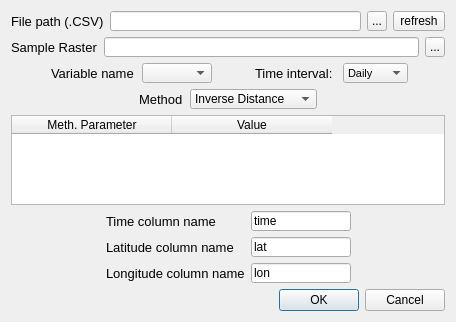
This is waterpybal_ui_design/var_spat_interpol.ui in IDAEA-EVS/waterpybal as Qt 5 draws it before an edit. The edited form follows.
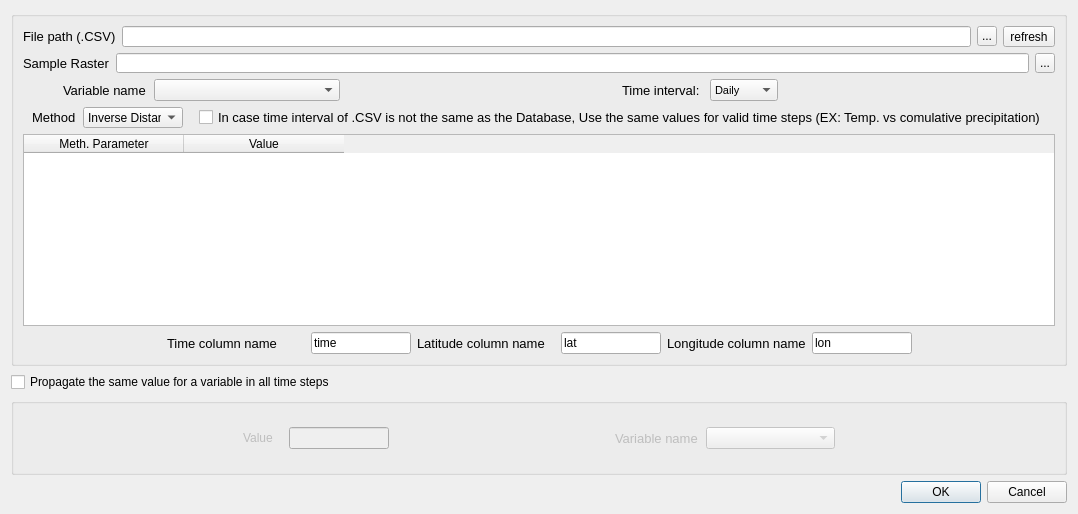
This is the edited form.

The edit to the form file:
```diff
--- a/waterpybal_ui_design/var_spat_interpol.ui
+++ b/waterpybal_ui_design/var_spat_interpol.ui
@@ -6,13 +6,23 @@
    <rect>
     <x>0</x>
     <y>0</y>
-    <width>456</width>
-    <height>322</height>
+    <width>1078</width>
+    <height>514</height>
    </rect>
   </property>
   <property name="windowTitle">
    <string>Spatial Interpolation of a variable</string>
   </property>
+  <layout class="QVBoxLayout" name="verticalLayout_4">
+   <item>
+    <widget class="QGroupBox" name="groupBox_variable_input">
+     <property name="title">
+      <string/>
+     </property>
+     <layout class="QVBoxLayout" name="verticalLayout_3">
+      <item>
+       <layout class="QVBoxLayout" name="verticalLayout_2">
+        <item>
   <layout class="QVBoxLayout" name="verticalLayout">
    <item>
     <layout class="QHBoxLayout" name="horizontalLayout">
@@ -334,6 +344,34 @@
        </property>
       </spacer>
      </item>
+            <item>
+             <widget class="QCheckBox" name="checkBox">
+              <property name="font">
+               <font>
+                <pointsize>10</pointsize>
+               </font>
+              </property>
+              <property name="text">
+               <string>In case time interval of .CSV is not the same as the Database, Use the same values for valid time steps (EX: Temp. vs comulative precipitation)</string>
+              </property>
+              <property name="checked">
+               <bool>false</bool>
+              </property>
+             </widget>
+            </item>
+            <item>
+             <spacer name="horizontalSpacer_8">
+              <property name="orientation">
+               <enum>Qt::Horizontal</enum>
+              </property>
+              <property name="sizeHint" stdset="0">
+               <size>
+                <width>40</width>
+                <height>20</height>
+               </size>
+              </property>
+             </spacer>
+            </item>
     </layout>
    </item>
    <item>
@@ -376,8 +414,10 @@
      </column>
     </widget>
    </item>
+         </layout>
+        </item>
    <item>
-    <layout class="QHBoxLayout" name="horizontalLayout_4">
+         <layout class="QHBoxLayout" name="horizontalLayout_10">
      <item>
       <spacer name="horizontalSpacer_4">
        <property name="orientation">
@@ -392,8 +432,8 @@
       </spacer>
      </item>
      <item>
-      <layout class="QFormLayout" name="formLayout">
-       <item row="0" column="0">
+           <layout class="QHBoxLayout" name="horizontalLayout_4">
+            <item>
         <widget class="QLabel" name="label_time_col">
          <property name="minimumSize">
           <size>
@@ -411,7 +451,7 @@
          </property>
         </widget>
        </item>
-       <item row="0" column="1">
+            <item>
         <widget class="QLineEdit" name="lineEdit_time_col">
          <property name="minimumSize">
           <size>
@@ -430,7 +470,11 @@
          </property>
         </widget>
        </item>
-       <item row="1" column="0">
+           </layout>
+          </item>
+          <item>
+           <layout class="QHBoxLayout" name="horizontalLayout_8">
+            <item>
         <widget class="QLabel" name="label_lat_col">
          <property name="minimumSize">
           <size>
@@ -448,7 +492,7 @@
          </property>
         </widget>
        </item>
-       <item row="1" column="1">
+            <item>
         <widget class="QLineEdit" name="lineEdit_lat_col">
          <property name="minimumSize">
           <size>
@@ -467,7 +511,11 @@
          </property>
         </widget>
        </item>
-       <item row="2" column="0">
+           </layout>
+          </item>
+          <item>
+           <layout class="QHBoxLayout" name="horizontalLayout_9">
+            <item>
         <widget class="QLabel" name="label_lon_col">
          <property name="minimumSize">
           <size>
@@ -485,7 +533,7 @@
          </property>
         </widget>
        </item>
-       <item row="2" column="1">
+            <item>
         <widget class="QLineEdit" name="lineEdit_lon_col">
          <property name="minimumSize">
           <size>
@@ -520,6 +568,160 @@
       </spacer>
      </item>
     </layout>
+        </item>
+       </layout>
+      </item>
+     </layout>
+    </widget>
+   </item>
+   <item>
+    <layout class="QHBoxLayout" name="horizontalLayout_14">
+     <item>
+      <widget class="QCheckBox" name="checkBox_variable_input">
+       <property name="text">
+        <string>Propagate the same value for a variable in all time steps</string>
+       </property>
+      </widget>
+     </item>
+     <item>
+      <spacer name="horizontalSpacer_12">
+       <property name="orientation">
+        <enum>Qt::Horizontal</enum>
+       </property>
+       <property name="sizeHint" stdset="0">
+        <size>
+         <width>40</width>
+         <height>20</height>
+        </size>
+       </property>
+      </spacer>
+     </item>
+    </layout>
+   </item>
+   <item>
+    <widget class="QGroupBox" name="groupBox">
+     <property name="enabled">
+      <bool>false</bool>
+     </property>
+     <property name="title">
+      <string/>
+     </property>
+     <layout class="QHBoxLayout" name="horizontalLayout_13">
+      <item>
+       <spacer name="horizontalSpacer_10">
+        <property name="orientation">
+         <enum>Qt::Horizontal</enum>
+        </property>
+        <property name="sizeHint" stdset="0">
+         <size>
+          <width>203</width>
+          <height>20</height>
+         </size>
+        </property>
+       </spacer>
+      </item>
+      <item>
+       <layout class="QHBoxLayout" name="horizontalLayout_12">
+        <item>
+         <widget class="QLabel" name="label">
+          <property name="maximumSize">
+           <size>
+            <width>40</width>
+            <height>16777215</height>
+           </size>
+          </property>
+          <property name="text">
+           <string>Value</string>
+          </property>
+         </widget>
+        </item>
+        <item>
+         <widget class="QLineEdit" name="lineEdit_same_val">
+          <property name="minimumSize">
+           <size>
+            <width>100</width>
+            <height>20</height>
+           </size>
+          </property>
+          <property name="maximumSize">
+           <size>
+            <width>100</width>
+            <height>16777215</height>
+           </size>
+          </property>
+          <property name="text">
+           <string/>
+          </property>
+         </widget>
+        </item>
+       </layout>
+      </item>
+      <item>
+       <spacer name="horizontalSpacer_9">
+        <property name="orientation">
+         <enum>Qt::Horizontal</enum>
+        </property>
+        <property name="sizeHint" stdset="0">
+         <size>
+          <width>203</width>
+          <height>20</height>
+         </size>
+        </property>
+       </spacer>
+      </item>
+      <item>
+       <layout class="QHBoxLayout" name="horizontalLayout_11">
+        <item>
+         <widget class="QLabel" name="label_var_name_same_val">
+          <property name="minimumSize">
+           <size>
+            <width>85</width>
+            <height>20</height>
+           </size>
+          </property>
+          <property name="font">
+           <font>
+            <pointsize>10</pointsize>
+           </font>
+          </property>
+          <property name="text">
+           <string>Variable name</string>
+          </property>
+         </widget>
+        </item>
+        <item>
+         <widget class="QComboBox" name="comboBox_var_same_val">
+          <property name="sizePolicy">
+           <sizepolicy hsizetype="Expanding" vsizetype="Fixed">
+            <horstretch>0</horstretch>
+            <verstretch>0</verstretch>
+           </sizepolicy>
+          </property>
+          <property name="minimumSize">
+           <size>
+            <width>70</width>
+            <height>20</height>
+           </size>
+          </property>
+         </widget>
+        </item>
+       </layout>
+      </item>
+      <item>
+       <spacer name="horizontalSpacer_11">
+        <property name="orientation">
+         <enum>Qt::Horizontal</enum>
+        </property>
+        <property name="sizeHint" stdset="0">
+         <size>
+          <width>203</width>
+          <height>20</height>
+         </size>
+        </property>
+       </spacer>
+      </item>
+     </layout>
+    </widget>
    </item>
    <item>
     <widget class="QDialogButtonBox" name="buttonBox_spat_interpol">
```
Left out of the diff: 2 changed lines with no effect on the pictures. Lines whose indentation alone changed are shown as unchanged.
